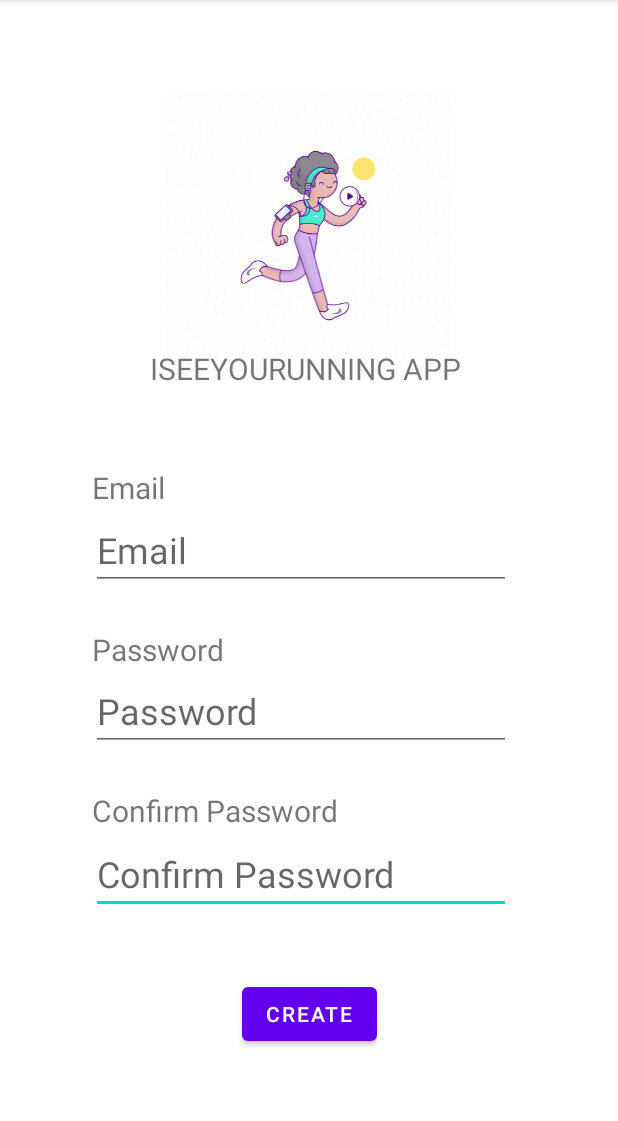
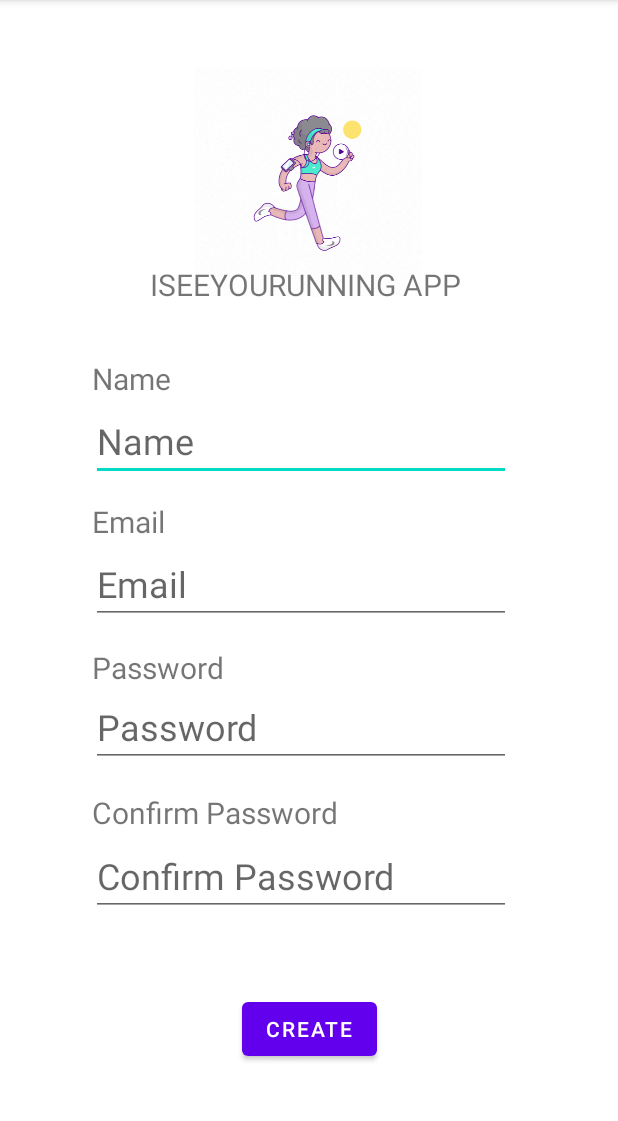
Before and after one commit to henly09/CC106_FinalProject_Montera, an Android app: the RegisterActivity screen opened directly, with no data from a screen before it, on a phone screen of 412 x 824 dp, the part 84-1205 px from its top. Run offline under Robolectric (Android 15) with nearby library versions, the phone set to English and light mode, and no system bars.

Commit message:
Initial Commit

```diff
--- a/app/src/main/res/layout/activity_login.xml
+++ b/app/src/main/res/layout/activity_login.xml
@@ -76,7 +76,7 @@
         app:layout_constraintVertical_bias="0.476" />
 
     <Button
-        android:id="@+id/button"
+        android:id="@+id/login"
         android:layout_width="wrap_content"
         android:layout_height="wrap_content"
         android:text="Login"
--- a/app/src/main/res/layout/activity_register.xml
+++ b/app/src/main/res/layout/activity_register.xml
@@ -5,6 +5,91 @@
     android:layout_width="match_parent"
     android:layout_height="match_parent"
     tools:context=".RegisterActivity">
+
+    <EditText
+        android:id="@+id/name"
+        android:layout_width="wrap_content"
+        android:layout_height="wrap_content"
+        android:ems="10"
+        android:hint="Name"
+        android:inputType="textPersonName"
+        android:textSize="24sp"
+        app:layout_constraintBottom_toBottomOf="parent"
+        app:layout_constraintEnd_toEndOf="parent"
+        app:layout_constraintHorizontal_bias="0.458"
+        app:layout_constraintStart_toStartOf="parent"
+        app:layout_constraintTop_toTopOf="parent"
+        app:layout_constraintVertical_bias="0.374" />
+
+    <EditText
+        android:id="@+id/passwordregister"
+        android:layout_width="wrap_content"
+        android:layout_height="wrap_content"
+        android:ems="10"
+        android:hint="Password"
+        android:inputType="textPersonName|textPassword"
+        android:password="true"
+        android:textSize="24sp"
+        app:layout_constraintBottom_toBottomOf="parent"
+        app:layout_constraintEnd_toEndOf="parent"
+        app:layout_constraintHorizontal_bias="0.458"
+        app:layout_constraintStart_toStartOf="parent"
+        app:layout_constraintTop_toTopOf="parent"
+        app:layout_constraintVertical_bias="0.641" />
+
+    <TextView
+        android:id="@+id/textView11"
+        android:layout_width="wrap_content"
+        android:layout_height="wrap_content"
+        android:text="Password"
+        android:textSize="20sp"
+        app:layout_constraintBottom_toBottomOf="parent"
+        app:layout_constraintEnd_toEndOf="parent"
+        app:layout_constraintHorizontal_bias="0.189"
+        app:layout_constraintStart_toStartOf="parent"
+        app:layout_constraintTop_toTopOf="parent"
+        app:layout_constraintVertical_bias="0.582" />
+
+    <TextView
+        android:id="@+id/textView13"
+        android:layout_width="wrap_content"
+        android:layout_height="wrap_content"
+        android:text="Confirm Password"
+        android:textSize="20sp"
+        app:layout_constraintBottom_toBottomOf="parent"
+        app:layout_constraintEnd_toEndOf="parent"
+        app:layout_constraintHorizontal_bias="0.247"
+        app:layout_constraintStart_toStartOf="parent"
+        app:layout_constraintTop_toTopOf="parent"
+        app:layout_constraintVertical_bias="0.713" />
+
+    <TextView
+        android:id="@+id/textView8"
+        android:layout_width="wrap_content"
+        android:layout_height="wrap_content"
+        android:text="Email"
+        android:textSize="20sp"
+        app:layout_constraintBottom_toBottomOf="parent"
+        app:layout_constraintEnd_toEndOf="parent"
+        app:layout_constraintHorizontal_bias="0.168"
+        app:layout_constraintStart_toStartOf="parent"
+        app:layout_constraintTop_toTopOf="parent"
+        app:layout_constraintVertical_bias="0.451" />
+
+    <EditText
+        android:id="@+id/emailregister"
+        android:layout_width="wrap_content"
+        android:layout_height="wrap_content"
+        android:ems="10"
+        android:hint="Email"
+        android:inputType="textPersonName"
+        android:textSize="24sp"
+        app:layout_constraintBottom_toBottomOf="parent"
+        app:layout_constraintEnd_toEndOf="parent"
+        app:layout_constraintHorizontal_bias="0.458"
+        app:layout_constraintStart_toStartOf="parent"
+        app:layout_constraintTop_toTopOf="parent"
+        app:layout_constraintVertical_bias="0.507" />
 
     <EditText
         android:id="@+id/confirmpassword"
@@ -20,20 +105,20 @@
         app:layout_constraintHorizontal_bias="0.458"
         app:layout_constraintStart_toStartOf="parent"
         app:layout_constraintTop_toTopOf="parent"
-        app:layout_constraintVertical_bias="0.778" />
+        app:layout_constraintVertical_bias="0.78" />
 
     <TextView
-        android:id="@+id/textView13"
+        android:id="@+id/textView14"
         android:layout_width="wrap_content"
         android:layout_height="wrap_content"
-        android:text="Confirm Password"
+        android:text="Name"
         android:textSize="20sp"
         app:layout_constraintBottom_toBottomOf="parent"
         app:layout_constraintEnd_toEndOf="parent"
-        app:layout_constraintHorizontal_bias="0.247"
+        app:layout_constraintHorizontal_bias="0.17"
         app:layout_constraintStart_toStartOf="parent"
         app:layout_constraintTop_toTopOf="parent"
-        app:layout_constraintVertical_bias="0.711" />
+        app:layout_constraintVertical_bias="0.322" />
 
     <Button
         android:id="@+id/createuser"
@@ -44,63 +129,19 @@
         app:layout_constraintEnd_toEndOf="parent"
         app:layout_constraintStart_toStartOf="parent"
         app:layout_constraintTop_toTopOf="parent"
-        app:layout_constraintVertical_bias="0.906" />
+        app:layout_constraintVertical_bias="0.919" />
 
     <ImageView
         android:id="@+id/imageView2"
-        android:layout_width="322dp"
-        android:layout_height="190dp"
+        android:layout_width="264dp"
+        android:layout_height="152dp"
         app:layout_constraintBottom_toBottomOf="parent"
         app:layout_constraintEnd_toEndOf="parent"
-        app:layout_constraintHorizontal_bias="0.494"
+        app:layout_constraintHorizontal_bias="0.496"
         app:layout_constraintStart_toStartOf="parent"
         app:layout_constraintTop_toTopOf="parent"
-        app:layout_constraintVertical_bias="0.107"
+        app:layout_constraintVertical_bias="0.075"
         app:srcCompat="@drawable/giphy" />
-
-    <EditText
-        android:id="@+id/password2"
-        android:layout_width="wrap_content"
-        android:layout_height="wrap_content"
-        android:ems="10"
-        android:hint="Password"
-        android:inputType="textPersonName|textPassword"
-        android:password="true"
-        android:textSize="24sp"
-        app:layout_constraintBottom_toBottomOf="parent"
-        app:layout_constraintEnd_toEndOf="parent"
-        app:layout_constraintHorizontal_bias="0.458"
-        app:layout_constraintStart_toStartOf="parent"
-        app:layout_constraintTop_toTopOf="parent"
-        app:layout_constraintVertical_bias="0.626" />
-
-    <EditText
-        android:id="@+id/email2"
-        android:layout_width="wrap_content"
-        android:layout_height="wrap_content"
-        android:ems="10"
-        android:hint="Email"
-        android:inputType="textPersonName"
-        android:textSize="24sp"
-        app:layout_constraintBottom_toBottomOf="parent"
-        app:layout_constraintEnd_toEndOf="parent"
-        app:layout_constraintHorizontal_bias="0.458"
-        app:layout_constraintStart_toStartOf="parent"
-        app:layout_constraintTop_toTopOf="parent"
-        app:layout_constraintVertical_bias="0.476" />
-
-    <TextView
-        android:id="@+id/textView8"
-        android:layout_width="wrap_content"
-        android:layout_height="wrap_content"
-        android:text="Email"
-        android:textSize="20sp"
-        app:layout_constraintBottom_toBottomOf="parent"
-        app:layout_constraintEnd_toEndOf="parent"
-        app:layout_constraintHorizontal_bias="0.168"
-        app:layout_constraintStart_toStartOf="parent"
-        app:layout_constraintTop_toTopOf="parent"
-        app:layout_constraintVertical_bias="0.42" />
 
     <TextView
         android:id="@+id/textView10"
@@ -112,18 +153,6 @@
         app:layout_constraintEnd_toEndOf="parent"
         app:layout_constraintStart_toStartOf="parent"
         app:layout_constraintTop_toTopOf="parent"
-        app:layout_constraintVertical_bias="0.313" />
+        app:layout_constraintVertical_bias="0.238" />
 
-    <TextView
-        android:id="@+id/textView11"
-        android:layout_width="wrap_content"
-        android:layout_height="wrap_content"
-        android:text="Password"
-        android:textSize="20sp"
-        app:layout_constraintBottom_toBottomOf="parent"
-        app:layout_constraintEnd_toEndOf="parent"
-        app:layout_constraintHorizontal_bias="0.189"
-        app:layout_constraintStart_toStartOf="parent"
-        app:layout_constraintTop_toTopOf="parent"
-        app:layout_constraintVertical_bias="0.566" />
 </androidx.constraintlayout.widget.ConstraintLayout>
```
Also changed, not shown: app/src/main/AndroidManifest.xml (+7 -8 lines), app/src/main/java/com/hcdc/cc106_finalproject_montera/LoginActivity.java (+70 -0 lines).
